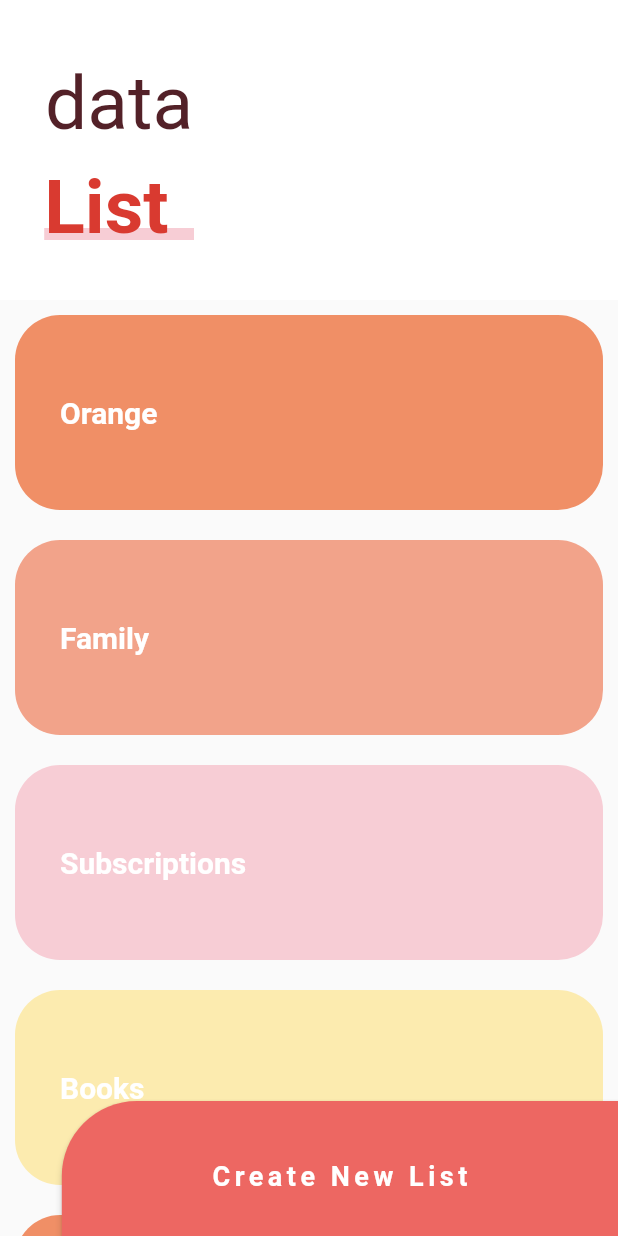
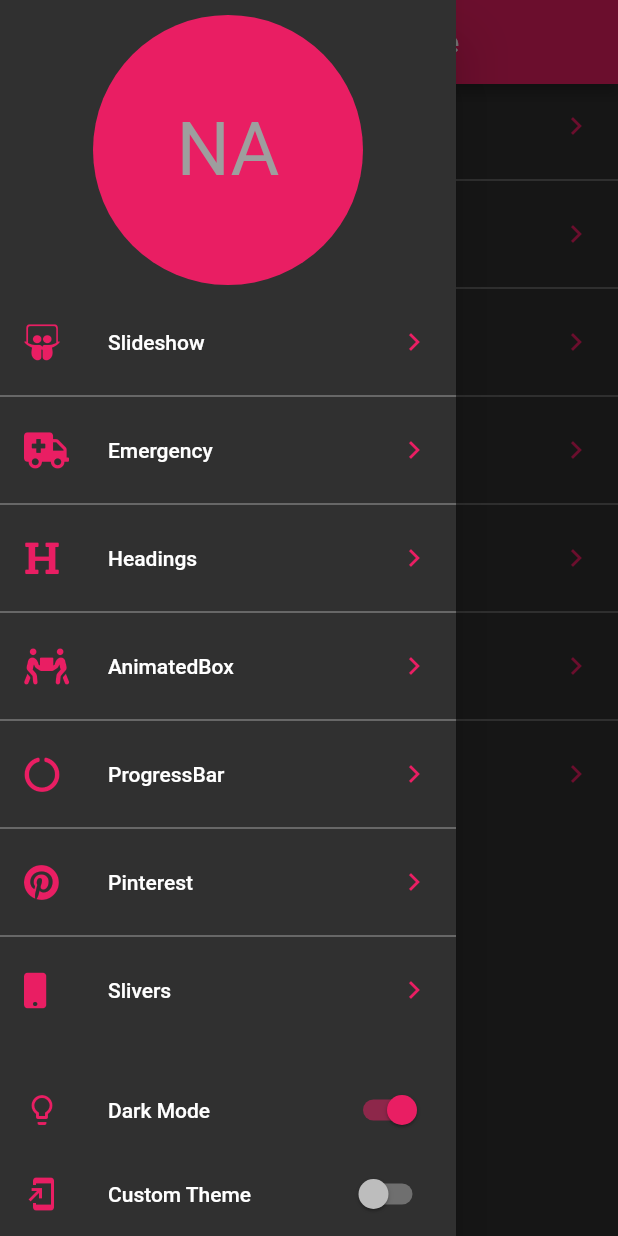
Before and after one commit to nicoar9/designs, a Flutter app: the screen it shows after launch, with the side drawer open (before the commit the screen has no drawer), on a phone screen of 412 x 824 dp. Run offline on Flutter 3.47's test engine with Material 2 defaults, Android fonts, the phone set to English and light mode, and no system bars; our stand-ins replace animate_do, flutter_svg, font_awesome_flutter.

Commit message:
Design and Animation practice

```diff
--- a/lib/main.dart
+++ b/lib/main.dart
@@ -1,11 +1,36 @@
-import 'package:designs/src/pages/sliver_page.dart';
+import 'package:designs/src/models/layout_model.dart';
+import 'package:designs/src/pages/launcher_page.dart';
+import 'package:designs/src/pages/launcher_tablet_page.dart';
+import 'package:designs/src/theme/themechanger.dart';
 import 'package:flutter/material.dart';
+import 'package:provider/provider.dart';
 
-void main() => runApp(MyApp());
+void main() => runApp(
+      ChangeNotifierProvider(
+        create: (_) => LayoutModel(),
+        child: ChangeNotifierProvider(
+          create: (_) => ThemeChanger(2),
+          child: MyApp(),
+        ),
+      ),
+    );
 
 class MyApp extends StatelessWidget {
   @override
   Widget build(BuildContext context) {
-    return MaterialApp(title: 'Design App', home: SliverListPage());
+    final currentTheme = Provider.of<ThemeChanger>(context).currentTheme;
+    return MaterialApp(
+      title: 'Design App',
+      theme: currentTheme,
+      home: OrientationBuilder(
+        builder: (BuildContext context, Orientation orientation) {
+          final screenSize = MediaQuery.of(context).size;
+          if (screenSize.width > 500) {
+            return LauncherTabletPage();
+          }
+          return LauncherPage();
+        },
+      ),
+    );
   }
 }
--- /dev/null
+++ b/lib/src/models/layout_model.dart
@@ -0,0 +1,13 @@
+import 'package:designs/src/labs/slideshow_page.dart';
+import 'package:flutter/material.dart';
+
+class LayoutModel with ChangeNotifier {
+  Widget _currentPage = SlideShowPage();
+
+  set currentPage(Widget page) {
+    this._currentPage = page;
+    notifyListeners();
+  }
+
+  Widget get currentPage => this._currentPage;
+}
--- /dev/null
+++ b/lib/src/pages/launcher_page.dart
@@ -0,0 +1,102 @@
+import 'package:designs/src/theme/themechanger.dart';
+import 'package:flutter/material.dart';
+import 'package:font_awesome_flutter/font_awesome_flutter.dart';
+import 'package:designs/src/routes/routes.dart';
+import 'package:provider/provider.dart';
+
+class LauncherPage extends StatelessWidget {
+  @override
+  Widget build(BuildContext context) {
+    final appTheme = Provider.of<ThemeChanger>(context).currentTheme;
+
+    return Scaffold(
+      appBar: AppBar(
+        backgroundColor: appTheme.accentColor,
+        title: Text('Designs in Flutter - mobile'),
+      ),
+      body: _OptionsList(),
+      drawer: _MainMenu(),
+    );
+  }
+}
+
+class _OptionsList extends StatelessWidget {
+  @override
+  Widget build(BuildContext context) {
+    final appTheme = Provider.of<ThemeChanger>(context).currentTheme;
+    return ListView.separated(
+        physics: BouncingScrollPhysics(),
+        itemBuilder: (context, i) => ListTile(
+              leading: FaIcon(pageRoutes[i].icon, color: appTheme.accentColor),
+              title: Text(pageRoutes[i].title),
+              trailing: Icon(Icons.chevron_right, color: appTheme.accentColor),
+              onTap: () {
+                Navigator.push(
+                    context,
+                    MaterialPageRoute(
+                        builder: (context) => pageRoutes[i].page));
+              },
+            ),
+        separatorBuilder: (context, i) =>
+            Divider(color: appTheme.primaryColorLight),
+        itemCount: pageRoutes.length);
+  }
+}
+
+class _MainMenu extends StatelessWidget {
+  @override
+  Widget build(BuildContext context) {
+    final appTheme = Provider.of<ThemeChanger>(context);
+    return Drawer(
+      child: Container(
+        child: Column(
+          children: <Widget>[
+            SafeArea(
+              child: Container(
+                padding: EdgeInsets.all(10),
+                width: double.infinity,
+                height: 200,
+                child: CircleAvatar(
+                  backgroundColor: appTheme.currentTheme.accentColor,
+                  child: Text(
+                    'NA',
+                    style: TextStyle(fontSize: 50),
+                  ),
+                ),
+              ),
+            ),
+            Expanded(
+              child: _OptionsList(),
+            ),
+            ListTile(
+              leading: Icon(
+                Icons.lightbulb_outline,
+                color: appTheme.currentTheme.accentColor,
+              ),
+              title: Text('Dark Mode'),
+              trailing: Switch.adaptive(
+                  activeColor: appTheme.currentTheme.accentColor,
+                  value: appTheme.darkTheme,
+                  onChanged: (value) {
+                    appTheme.darkTheme = value;
+                  }),
+            ),
+            ListTile(
+              leading: Icon(
+                Icons.add_to_home_screen,
+                color: appTheme.currentTheme.accentColor,
+              ),
+              title: Text('Custom Theme'),
+              trailing: Switch.adaptive(
+                  activeColor: appTheme.currentTheme.accentColor,
+                  value: appTheme.customTheme,
+                  onChanged: (value) {
+                    appTheme.customTheme = value;
+                  }),
+            )
+          ],
+        ),
+      ),
+    );
+  }
+}
--- a/lib/src/pages/sliver_page.dart
+++ b/lib/src/pages/sliver_page.dart
@@ -1,4 +1,6 @@
+import 'package:designs/src/theme/themechanger.dart';
 import 'package:flutter/material.dart';
+import 'package:provider/provider.dart';
 
 class SliverListPage extends StatelessWidget {
   @override
@@ -24,8 +26,11 @@ class _ButtonNewList extends StatelessWidget {
   @override
   Widget build(BuildContext context) {
     final size = MediaQuery.of(context).size;
+    final appTheme = Provider.of<ThemeChanger>(context);
     return ButtonTheme(
-      buttonColor: Color(0xffED6762),
+      buttonColor: appTheme.darkTheme
+          ? appTheme.currentTheme.accentColor
+          : Color(0xffED6762),
       shape: RoundedRectangleBorder(
         borderRadius: BorderRadius.only(
           topLeft: Radius.circular(50),
@@ -38,7 +43,7 @@ class _ButtonNewList extends StatelessWidget {
         child: Text(
           'Create New List',
           style: TextStyle(
-              color: Colors.white,
+              color: appTheme.currentTheme.scaffoldBackgroundColor,
               fontSize: 18,
               fontWeight: FontWeight.bold,
               letterSpacing: 3),
@@ -69,6 +74,8 @@ class _MainScroll extends StatelessWidget {
   ];
   @override
   Widget build(BuildContext context) {
+    final appTheme = Provider.of<ThemeChanger>(context);
+
     return CustomScrollView(
       slivers: <Widget>[
         // SliverAppBar(
@@ -85,7 +92,7 @@ class _MainScroll extends StatelessWidget {
               maxheight: 200,
               child: Container(
                 alignment: Alignment.centerLeft,
-                color: Colors.white,
+                color: appTheme.currentTheme.scaffoldBackgroundColor,
                 child: _Title(),
               )),
         ),
@@ -138,6 +145,8 @@ class _SliverCustomHeaderDelegate extends SliverPersistentHeaderDelegate {
 class _Title extends StatelessWidget {
   @override
   Widget build(BuildContext context) {
+    final appTheme = Provider.of<ThemeChanger>(context);
+
     return Column(
       children: <Widget>[
         SizedBox(
@@ -148,7 +157,7 @@ class _Title extends StatelessWidget {
           child: Text(
             'data',
             style: TextStyle(
-              color: Color(0xff532128),
+              color: !appTheme.darkTheme ? Color(0xff532128) : Colors.grey,
               fontSize: 50,
             ),
           ),
@@ -161,7 +170,7 @@ class _Title extends StatelessWidget {
               child: Container(
                 width: 120,
                 height: 8,
-                color: Color(0xffF7CDD5),
+                color: !appTheme.darkTheme ? Color(0xffF7CDD5) : Colors.grey,
               ),
             ),
             Container(
@@ -214,13 +223,15 @@ class _ListItem extends StatelessWidget {
   const _ListItem(this.title, this.color);
   @override
   Widget build(BuildContext context) {
+    final appTheme = Provider.of<ThemeChanger>(context);
+
     return Container(
       alignment: Alignment.centerLeft,
       padding: EdgeInsets.all(30),
       height: 130,
       margin: EdgeInsets.all(10),
       decoration: BoxDecoration(
-        color: this.color,
+        color: appTheme.darkTheme ? Colors.grey : this.color,
         borderRadius: BorderRadius.circular(30),
       ),
       child: Text(
--- /dev/null
+++ b/lib/src/routes/routes.dart
@@ -0,0 +1,27 @@
+import 'package:flutter/material.dart';
+import 'package:font_awesome_flutter/font_awesome_flutter.dart';
+import 'package:designs/src/labs/circular_progress_page.dart';
+import 'package:designs/src/pages/animated_box_page.dart';
+import 'package:designs/src/pages/emergency_page.dart';
+import 'package:designs/src/pages/headers_page.dart';
+import 'package:designs/src/pages/pinterest_page.dart';
+import 'package:designs/src/pages/slideshow_page.dart';
+import 'package:designs/src/pages/sliver_page.dart';
+
+final pageRoutes = <_Route>[
+  _Route(FontAwesomeIcons.slideshare, 'Slideshow', SlideshowPage()),
+  _Route(FontAwesomeIcons.ambulance, 'Emergency', EmergencyPage()),
+  _Route(FontAwesomeIcons.heading, 'Headings', HeadersPage()),
+  _Route(FontAwesomeIcons.peopleCarry, 'AnimatedBox', AnimatedBoxPage()),
+  _Route(FontAwesomeIcons.circleNotch, 'ProgressBar', CircularProgressPage()),
+  _Route(FontAwesomeIcons.pinterest, 'Pinterest', PinterestPage()),
+  _Route(FontAwesomeIcons.mobile, 'Slivers', SliverListPage()),
+];
+
+class _Route {
+  final IconData icon;
+  final String title;
+  final Widget page;
+
+  _Route(this.icon, this.title, this.page);
+}
--- /dev/null
+++ b/lib/src/theme/themechanger.dart
@@ -0,0 +1,68 @@
+import 'package:flutter/material.dart';
+
+class ThemeChanger with ChangeNotifier {
+  bool _darkTheme = false;
+  bool _customTheme = false;
+
+  ThemeData _currentTheme;
+
+  bool get darkTheme => this._darkTheme;
+  bool get customTheme => this._customTheme;
+  ThemeData get currentTheme => this._currentTheme;
+
+  ThemeChanger(int theme) {
+    switch (theme) {
+      case 1:
+        _darkTheme = false;
+        _customTheme = false;
+        _currentTheme = ThemeData.light().copyWith(accentColor: Colors.pink);
+
+        break;
+      case 2:
+        _darkTheme = true;
+        _customTheme = false;
+        _currentTheme = ThemeData.dark().copyWith(accentColor: Colors.pink);
+        break;
+      case 3:
+        _darkTheme = false;
+        _customTheme = true;
+        break;
+      default:
+        _darkTheme = false;
+        _customTheme = false;
+        _currentTheme = ThemeData.light();
+    }
+  }
+
+  set darkTheme(bool value) {
+    _customTheme = false;
+    _darkTheme = value;
+
+    if (value) {
+      _currentTheme = ThemeData.dark().copyWith(accentColor: Colors.pink);
+    } else {
+      _currentTheme = ThemeData.light().copyWith(accentColor: Colors.pink);
+    }
+
+    notifyListeners();
+  }
+
+  set customTheme(bool value) {
+    _customTheme = value;
+    _darkTheme = false;
+
+    if (value) {
+      _currentTheme = ThemeData.dark().copyWith(
+          accentColor: Color(0xff48A0EB),
+          primaryColorLight: Colors.white,
+          scaffoldBackgroundColor: Color(0xff16202B),
+          textTheme: TextTheme(bodyText1: TextStyle(color: Colors.white))
+// textTheme.bodyText1.color,
+          );
+    } else {
+      _currentTheme = ThemeData.light();
+    }
+
+    notifyListeners();
+  }
+}
```
Also changed, not shown: lib/src/labs/circular_progress_page.dart (+13 -4 lines), lib/src/pages/emergency_page.dart (+18 -4 lines), lib/src/pages/headers_page.dart (+7 -1 lines), lib/src/pages/launcher_tablet_page.dart (added, +123 -0 lines), lib/src/pages/pinterest_page.dart (+27 -11 lines), lib/src/pages/slideshow_page.dart (+44 -3 lines), lib/src/widgets/headers.dart (+9 -2 lines), 1 other file.
